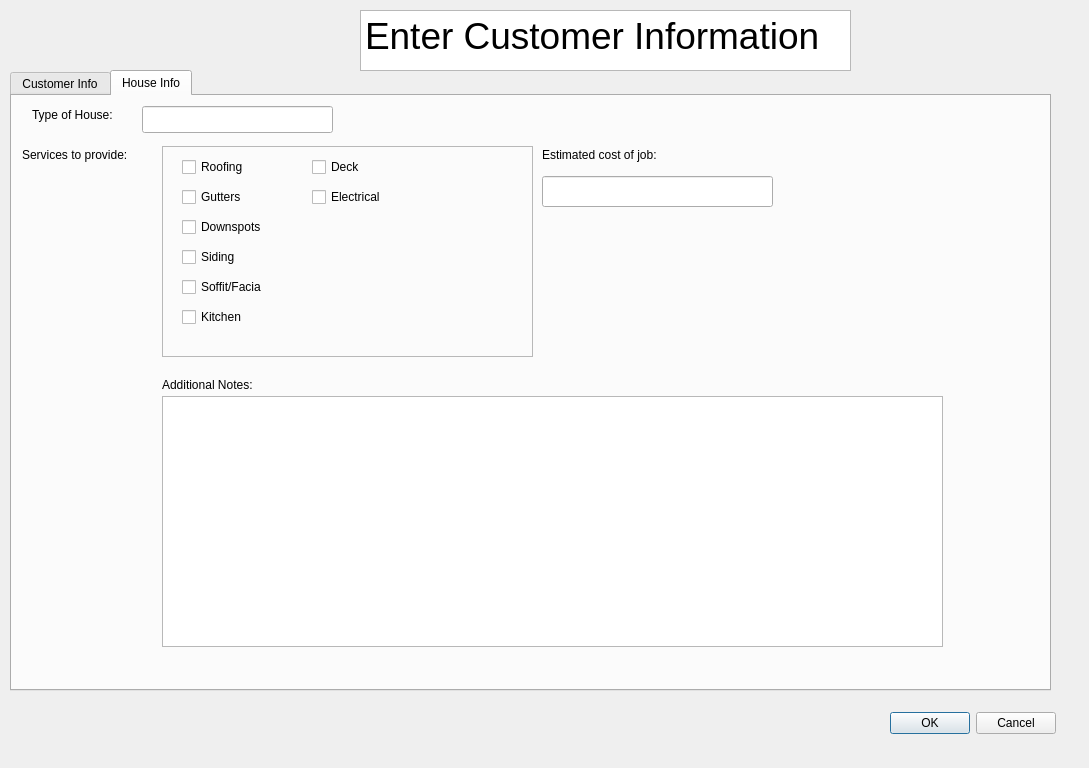
Qt form venv/bin/UI/newCustomer.ui (nervousemu/Why-Not) before a commit.
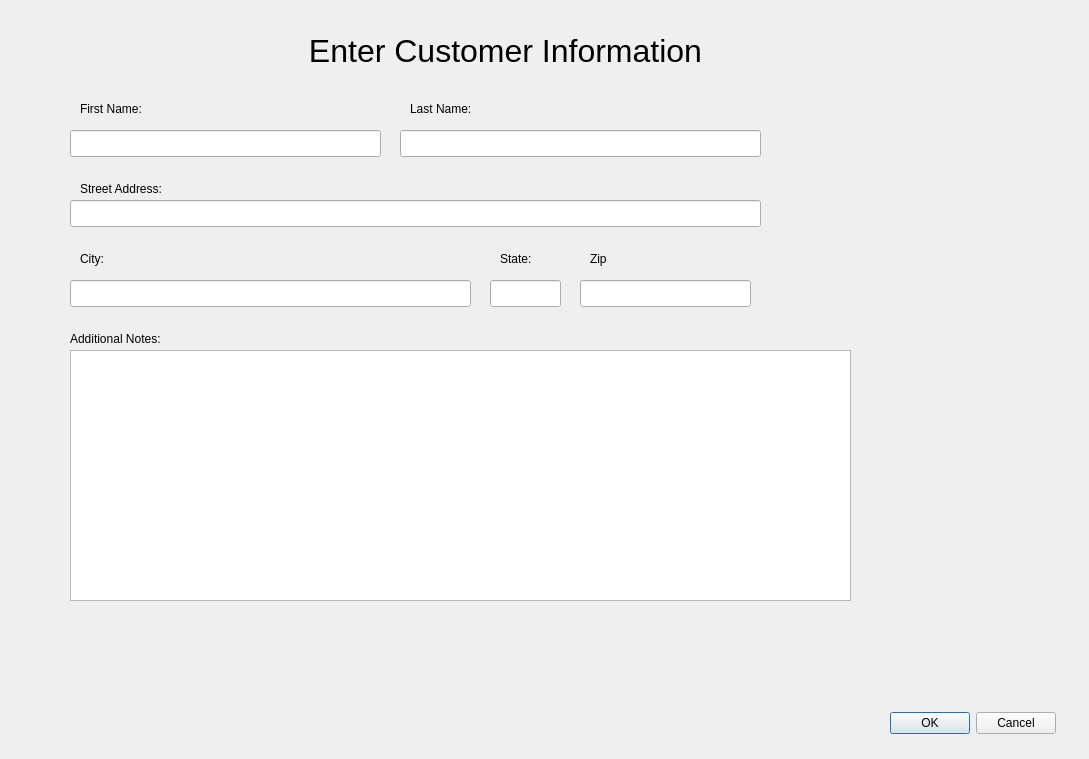
The same form after that commit. The open tabs and pages were chosen to show the change.

```diff
--- a/venv/bin/UI/newCustomer.ui
+++ b/venv/bin/UI/newCustomer.ui
@@ -7,29 +7,12 @@
     <x>0</x>
     <y>0</y>
     <width>1089</width>
-    <height>768</height>
+    <height>759</height>
    </rect>
   </property>
   <property name="windowTitle">
    <string>New Customer</string>
   </property>
-  <widget class="QTextBrowser" name="textBrowser">
-   <property name="geometry">
-    <rect>
-     <x>360</x>
-     <y>10</y>
-     <width>491</width>
-     <height>61</height>
-    </rect>
-   </property>
-   <property name="html">
-    <string>&lt;!DOCTYPE HTML PUBLIC &quot;-//W3C//DTD HTML 4.0//EN&quot; &quot;http://www.w3.org/TR/REC-html40/strict.dtd&quot;&gt;
-&lt;html&gt;&lt;head&gt;&lt;meta name=&quot;qrichtext&quot; content=&quot;1&quot; /&gt;&lt;style type=&quot;text/css&quot;&gt;
-p, li { white-space: pre-wrap; }
-&lt;/style&gt;&lt;/head&gt;&lt;body style=&quot; font-family:'Ubuntu'; font-size:11pt; font-weight:400; font-style:normal;&quot;&gt;
-&lt;p style=&quot; margin-top:0px; margin-bottom:0px; margin-left:0px; margin-right:0px; -qt-block-indent:0; text-indent:0px;&quot;&gt;&lt;span style=&quot; font-size:28pt;&quot;&gt;Enter Customer Information&lt;/span&gt;&lt;/p&gt;&lt;/body&gt;&lt;/html&gt;</string>
-   </property>
-  </widget>
   <widget class="QDialogButtonBox" name="buttonBox">
    <property name="geometry">
     <rect>
@@ -43,86 +26,67 @@
     <set>QDialogButtonBox::Cancel|QDialogButtonBox::Ok</set>
    </property>
   </widget>
-  <widget class="QTabWidget" name="customerTab">
+  <widget class="QLabel" name="firstLabel">
    <property name="geometry">
     <rect>
-     <x>10</x>
-     <y>70</y>
-     <width>1041</width>
-     <height>621</height>
-    </rect>
-   </property>
-   <property name="currentIndex">
-    <number>0</number>
-   </property>
-   <widget class="QWidget" name="tab">
-    <attribute name="title">
-     <string>Customer Info</string>
-    </attribute>
-    <widget class="QLabel" name="label_7">
-     <property name="geometry">
-      <rect>
-       <x>440</x>
-       <y>160</y>
-       <width>51</width>
-       <height>17</height>
-      </rect>
-     </property>
-     <property name="text">
-      <string>State:</string>
-     </property>
-    </widget>
-    <widget class="QLabel" name="label_2">
-     <property name="geometry">
-      <rect>
-       <x>350</x>
-       <y>10</y>
+     <x>80</x>
+     <y>100</y>
        <width>81</width>
        <height>17</height>
       </rect>
      </property>
      <property name="text">
-      <string>Last Name:</string>
+    <string>First Name:</string>
      </property>
     </widget>
     <widget class="QLineEdit" name="zipEdit">
      <property name="geometry">
       <rect>
-       <x>520</x>
-       <y>190</y>
+     <x>580</x>
+     <y>280</y>
        <width>171</width>
        <height>27</height>
       </rect>
      </property>
     </widget>
-    <widget class="QLabel" name="label_4">
+  <widget class="QTextEdit" name="notesEdit">
      <property name="geometry">
       <rect>
-       <x>20</x>
-       <y>90</y>
-       <width>131</width>
+     <x>70</x>
+     <y>350</y>
+     <width>781</width>
+     <height>251</height>
+    </rect>
+   </property>
+   <property name="tabChangesFocus">
+    <bool>true</bool>
+   </property>
+   <property name="html">
+    <string>&lt;!DOCTYPE HTML PUBLIC &quot;-//W3C//DTD HTML 4.0//EN&quot; &quot;http://www.w3.org/TR/REC-html40/strict.dtd&quot;&gt;
+&lt;html&gt;&lt;head&gt;&lt;meta name=&quot;qrichtext&quot; content=&quot;1&quot; /&gt;&lt;style type=&quot;text/css&quot;&gt;
+p, li { white-space: pre-wrap; }
+&lt;/style&gt;&lt;/head&gt;&lt;body style=&quot; font-family:'MS Shell Dlg 2'; font-size:8.25pt; font-weight:400; font-style:normal;&quot;&gt;
+&lt;p style=&quot;-qt-paragraph-type:empty; margin-top:0px; margin-bottom:0px; margin-left:0px; margin-right:0px; -qt-block-indent:0; text-indent:0px;&quot;&gt;&lt;br /&gt;&lt;/p&gt;&lt;/body&gt;&lt;/html&gt;</string>
+   </property>
+  </widget>
+  <widget class="QLabel" name="cityLabel">
+   <property name="geometry">
+    <rect>
+     <x>80</x>
+     <y>250</y>
+     <width>41</width>
        <height>17</height>
       </rect>
      </property>
      <property name="text">
-      <string>Street Address:</string>
-     </property>
-    </widget>
-    <widget class="QLineEdit" name="stateEdit">
+    <string>City:</string>
+   </property>
+  </widget>
+  <widget class="QLabel" name="zipLabel">
      <property name="geometry">
       <rect>
-       <x>430</x>
-       <y>190</y>
-       <width>71</width>
-       <height>27</height>
-      </rect>
-     </property>
-    </widget>
-    <widget class="QLabel" name="label_8">
-     <property name="geometry">
-      <rect>
-       <x>530</x>
-       <y>160</y>
+     <x>590</x>
+     <y>250</y>
        <width>51</width>
        <height>17</height>
       </rect>
@@ -131,34 +95,70 @@
       <string>Zip</string>
      </property>
     </widget>
+  <widget class="QLabel" name="stateLabel">
+   <property name="geometry">
+    <rect>
+     <x>500</x>
+     <y>250</y>
+     <width>51</width>
+     <height>17</height>
+    </rect>
+   </property>
+   <property name="text">
+    <string>State:</string>
+   </property>
+  </widget>
+  <widget class="QLabel" name="lastLabel">
+   <property name="geometry">
+    <rect>
+     <x>410</x>
+     <y>100</y>
+     <width>81</width>
+     <height>17</height>
+    </rect>
+   </property>
+   <property name="text">
+    <string>Last Name:</string>
+   </property>
+  </widget>
     <widget class="QLineEdit" name="addressEdit">
      <property name="geometry">
       <rect>
-       <x>10</x>
-       <y>110</y>
+     <x>70</x>
+     <y>200</y>
        <width>691</width>
        <height>27</height>
       </rect>
      </property>
     </widget>
-    <widget class="QLabel" name="label_6">
+  <widget class="QLabel" name="streetLabel">
      <property name="geometry">
       <rect>
-       <x>20</x>
-       <y>160</y>
-       <width>41</width>
+     <x>80</x>
+     <y>180</y>
+     <width>131</width>
        <height>17</height>
       </rect>
      </property>
      <property name="text">
-      <string>City:</string>
+    <string>Street Address:</string>
+   </property>
+  </widget>
+  <widget class="QLineEdit" name="firstNameEdit">
+   <property name="geometry">
+    <rect>
+     <x>70</x>
+     <y>130</y>
+     <width>311</width>
+     <height>27</height>
+    </rect>
      </property>
     </widget>
     <widget class="QLineEdit" name="lastNameEdit">
      <property name="geometry">
       <rect>
-       <x>340</x>
-       <y>40</y>
+     <x>400</x>
+     <y>130</y>
        <width>361</width>
        <height>27</height>
       </rect>
@@ -167,261 +167,28 @@
     <widget class="QLineEdit" name="cityEdit">
      <property name="geometry">
       <rect>
-       <x>10</x>
-       <y>190</y>
+     <x>70</x>
+     <y>280</y>
        <width>401</width>
        <height>27</height>
       </rect>
      </property>
     </widget>
-    <widget class="QLineEdit" name="firstNameEdit">
+  <widget class="QLineEdit" name="stateEdit">
      <property name="geometry">
       <rect>
-       <x>10</x>
-       <y>40</y>
-       <width>311</width>
-       <height>27</height>
-      </rect>
-     </property>
-    </widget>
-    <widget class="QLabel" name="label">
-     <property name="geometry">
-      <rect>
-       <x>20</x>
-       <y>10</y>
-       <width>81</width>
-       <height>17</height>
-      </rect>
-     </property>
-     <property name="text">
-      <string>First Name:</string>
-     </property>
-    </widget>
-    <widget class="QLabel" name="label_23">
-     <property name="geometry">
-      <rect>
-       <x>20</x>
-       <y>10</y>
-       <width>81</width>
-       <height>17</height>
-      </rect>
-     </property>
-     <property name="text">
-      <string>First Name:</string>
-     </property>
-    </widget>
-    <widget class="QLabel" name="label_24">
-     <property name="geometry">
-      <rect>
-       <x>350</x>
-       <y>10</y>
-       <width>81</width>
-       <height>17</height>
-      </rect>
-     </property>
-     <property name="text">
-      <string>Last Name:</string>
-     </property>
-    </widget>
-   </widget>
-   <widget class="QWidget" name="tab_2">
-    <attribute name="title">
-     <string>House Info</string>
-    </attribute>
-    <widget class="QLineEdit" name="houseTypeEdit">
-     <property name="geometry">
-      <rect>
-       <x>130</x>
-       <y>10</y>
-       <width>191</width>
-       <height>27</height>
-      </rect>
-     </property>
-    </widget>
-    <widget class="QLabel" name="label_3">
-     <property name="geometry">
-      <rect>
-       <x>20</x>
-       <y>10</y>
-       <width>111</width>
-       <height>17</height>
-      </rect>
-     </property>
-     <property name="text">
-      <string>Type of House:</string>
-     </property>
-    </widget>
-    <widget class="QLabel" name="label_9">
-     <property name="geometry">
-      <rect>
-       <x>10</x>
-       <y>50</y>
-       <width>141</width>
-       <height>17</height>
-      </rect>
-     </property>
-     <property name="text">
-      <string>Services to provide:</string>
-     </property>
-    </widget>
-    <widget class="QFrame" name="frame">
-     <property name="geometry">
-      <rect>
-       <x>150</x>
-       <y>50</y>
-       <width>371</width>
-       <height>211</height>
-      </rect>
-     </property>
-     <property name="frameShape">
-      <enum>QFrame::StyledPanel</enum>
-     </property>
-     <property name="frameShadow">
-      <enum>QFrame::Raised</enum>
-     </property>
-     <widget class="QCheckBox" name="soffitCheck">
-      <property name="geometry">
-       <rect>
-        <x>20</x>
-        <y>130</y>
-        <width>111</width>
-        <height>22</height>
-       </rect>
-      </property>
-      <property name="text">
-       <string>Soffit/Facia</string>
-      </property>
-     </widget>
-     <widget class="QCheckBox" name="guttersCheck">
-      <property name="geometry">
-       <rect>
-        <x>20</x>
-        <y>40</y>
-        <width>99</width>
-        <height>22</height>
-       </rect>
-      </property>
-      <property name="text">
-       <string>Gutters</string>
-      </property>
-     </widget>
-     <widget class="QCheckBox" name="roofCheck">
-      <property name="geometry">
-       <rect>
-        <x>20</x>
-        <y>10</y>
-        <width>99</width>
-        <height>22</height>
-       </rect>
-      </property>
-      <property name="text">
-       <string>Roofing</string>
-      </property>
-     </widget>
-     <widget class="QCheckBox" name="sidingCheck">
-      <property name="geometry">
-       <rect>
-        <x>20</x>
-        <y>100</y>
-        <width>99</width>
-        <height>22</height>
-       </rect>
-      </property>
-      <property name="text">
-       <string>Siding</string>
-      </property>
-     </widget>
-     <widget class="QCheckBox" name="downspotCheck">
-      <property name="geometry">
-       <rect>
-        <x>20</x>
-        <y>70</y>
-        <width>111</width>
-        <height>22</height>
-       </rect>
-      </property>
-      <property name="text">
-       <string>Downspots</string>
-      </property>
-     </widget>
-     <widget class="QCheckBox" name="kitchenCheck">
-      <property name="geometry">
-       <rect>
-        <x>20</x>
-        <y>160</y>
-        <width>99</width>
-        <height>22</height>
-       </rect>
-      </property>
-      <property name="text">
-       <string>Kitchen</string>
-      </property>
-     </widget>
-     <widget class="QCheckBox" name="deckCheck">
-      <property name="geometry">
-       <rect>
-        <x>150</x>
-        <y>10</y>
-        <width>99</width>
-        <height>22</height>
-       </rect>
-      </property>
-      <property name="text">
-       <string>Deck</string>
-      </property>
-     </widget>
-     <widget class="QCheckBox" name="electricalCheck">
-      <property name="geometry">
-       <rect>
-        <x>150</x>
-        <y>40</y>
-        <width>99</width>
-        <height>22</height>
-       </rect>
-      </property>
-      <property name="text">
-       <string>Electrical</string>
-      </property>
-     </widget>
-    </widget>
-    <widget class="QLabel" name="label_10">
-     <property name="geometry">
-      <rect>
-       <x>530</x>
-       <y>50</y>
-       <width>151</width>
-       <height>17</height>
-      </rect>
-     </property>
-     <property name="text">
-      <string>Estimated cost of job:</string>
-     </property>
-    </widget>
-    <widget class="QLineEdit" name="costEdit">
-     <property name="geometry">
-      <rect>
-       <x>530</x>
-       <y>80</y>
-       <width>231</width>
-       <height>31</height>
-      </rect>
-     </property>
-    </widget>
-    <widget class="QTextEdit" name="notesEdit">
-     <property name="geometry">
-      <rect>
-       <x>150</x>
-       <y>300</y>
-       <width>781</width>
-       <height>251</height>
-      </rect>
-     </property>
-    </widget>
-    <widget class="QLabel" name="label_11">
-     <property name="geometry">
-      <rect>
-       <x>150</x>
+     <x>490</x>
        <y>280</y>
+     <width>71</width>
+     <height>27</height>
+    </rect>
+   </property>
+  </widget>
+  <widget class="QLabel" name="notesLabel">
+   <property name="geometry">
+    <rect>
+     <x>70</x>
+     <y>330</y>
        <width>121</width>
        <height>17</height>
       </rect>
@@ -430,9 +197,37 @@
       <string>Additional Notes:</string>
      </property>
     </widget>
-   </widget>
-  </widget>
- </widget>
+  <widget class="QLabel" name="titleLabel">
+   <property name="geometry">
+    <rect>
+     <x>300</x>
+     <y>20</y>
+     <width>411</width>
+     <height>61</height>
+    </rect>
+   </property>
+   <property name="font">
+    <font>
+     <pointsize>24</pointsize>
+    </font>
+   </property>
+   <property name="text">
+    <string>Enter Customer Information</string>
+   </property>
+   <property name="alignment">
+    <set>Qt::AlignCenter</set>
+   </property>
+  </widget>
+ </widget>
+ <tabstops>
+  <tabstop>firstNameEdit</tabstop>
+  <tabstop>lastNameEdit</tabstop>
+  <tabstop>addressEdit</tabstop>
+  <tabstop>cityEdit</tabstop>
+  <tabstop>stateEdit</tabstop>
+  <tabstop>zipEdit</tabstop>
+  <tabstop>notesEdit</tabstop>
+ </tabstops>
  <resources/>
  <connections/>
 </ui>
```
Lines whose indentation alone changed are shown as unchanged.
